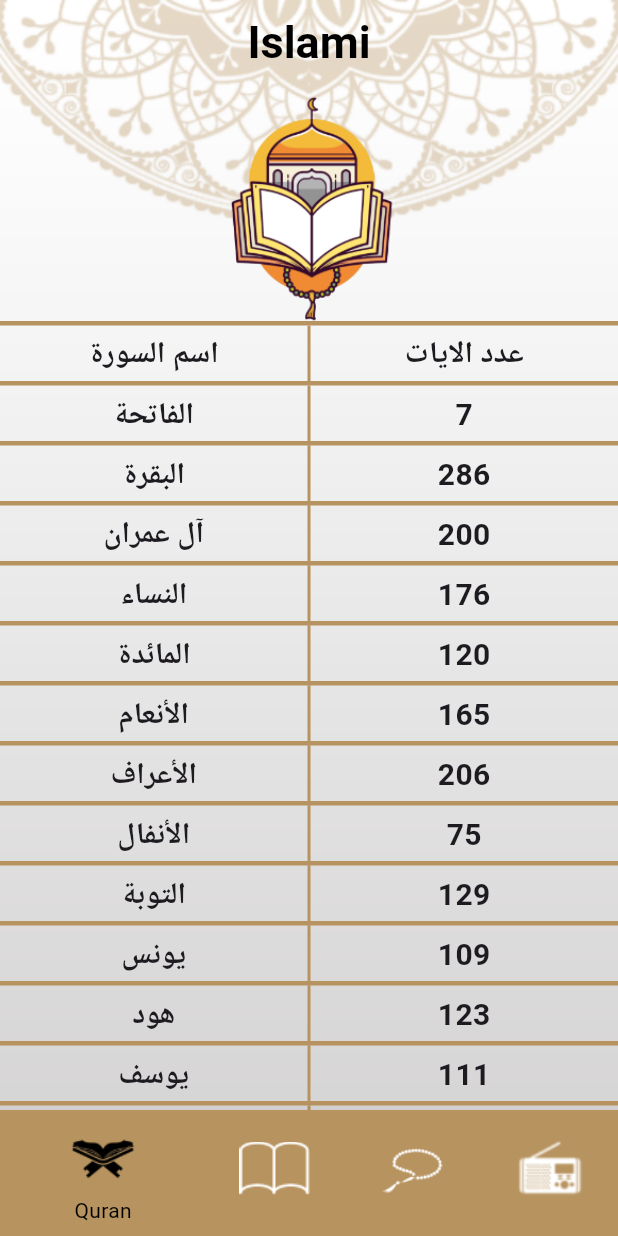
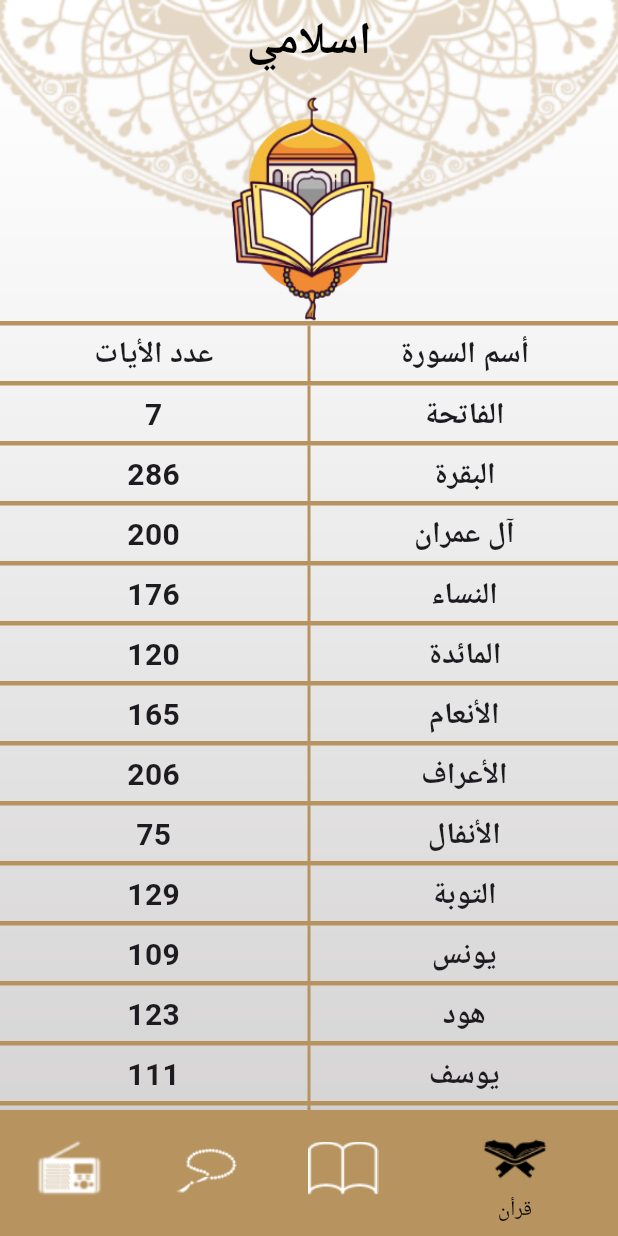
Before and after one commit to KareemEzzaldin/islami-flutter-app, a Flutter app: the screen it shows after launch, on a phone screen of 412 x 824 dp. Run offline on Flutter 3.47's test engine with Material 3 defaults, Android fonts, the phone set to English and light mode, and no system bars.

Commit message:
+ Added Localization to Islami project

````diff
--- /dev/null
+++ b/l10n.yaml
@@ -0,0 +1,3 @@
+arb-dir: lib/l10n
+template-arb-file: app_en.arb
+output-localization-file: app_localizations.dart
--- a/lib/home/home_screen.dart
+++ b/lib/home/home_screen.dart
@@ -3,6 +3,7 @@ import 'package:islami_ap/home/tabs/AhadtehTab.dart';
 import 'package:islami_ap/home/tabs/QuranTab.dart';
 import 'package:islami_ap/home/tabs/RadioTab.dart';
 import 'package:islami_ap/home/tabs/SebhaTab.dart';
+import 'package:islami_ap/l10n/app_localizations.dart';
 
 class HomeScreen extends StatefulWidget {
   static const String routeName = 'Home';
@@ -31,7 +32,7 @@ class _HomeScreenState extends State<HomeScreen> {
       ),
       child: Scaffold(
         appBar: AppBar(
-          title: Text("Islami"),
+          title: Text(AppLocalizations.of(context)!.app_title, style: TextStyle(fontWeight: FontWeight.w600),)  ,
         ),
         bottomNavigationBar: BottomNavigationBar(
           type: BottomNavigationBarType.shifting,
@@ -45,25 +46,25 @@ class _HomeScreenState extends State<HomeScreen> {
               BottomNavigationBarItem(
                 backgroundColor: Theme.of(context).colorScheme.primary,
                 icon: ImageIcon(AssetImage('assets/images/moshaf.png')),
-                label: "Quran",
+                label: AppLocalizations.of(context)!.quran,
 
               ),
               BottomNavigationBarItem(
                 backgroundColor: Theme.of(context).colorScheme.primary,
                 icon: ImageIcon(AssetImage('assets/images/ahadeth.png')),
-                label: "Ahadeth",
+                label: AppLocalizations.of(context)!.ahadeth,
 
               ),
               BottomNavigationBarItem(
                 backgroundColor: Theme.of(context).colorScheme.primary,
                 icon: ImageIcon(AssetImage('assets/images/sebha.png')),
-                label: "Sebha",
+                label: AppLocalizations.of(context)!.sebha,
 
               ),
               BottomNavigationBarItem(
                 backgroundColor: Theme.of(context).colorScheme.primary,
                 icon: ImageIcon(AssetImage('assets/images/radio.png')),
-                label: "Radio",
+                label: AppLocalizations.of(context)?.radio,
 
               ),
             ]
--- a/lib/home/tabs/AhadtehTab.dart
+++ b/lib/home/tabs/AhadtehTab.dart
@@ -1,6 +1,7 @@
 import 'package:flutter/material.dart';
 import 'package:flutter/services.dart';
 import 'package:islami_ap/home/Hadith.dart';
+import 'package:islami_ap/l10n/app_localizations.dart';
 
 class Ahadtehtab extends StatefulWidget {
 
@@ -22,7 +23,7 @@ class _AhadtehtabState extends State<Ahadtehtab> {
       children: [
         Expanded(child: Image.asset("assets/images/hadith_header.png")),
         Divider(),
-        Text("Ahadeth",
+        Text(AppLocalizations.of(context)!.ahadeth,
         style: TextStyle(
           fontSize: 25,
           fontWeight: FontWeight.w600,
--- a/lib/home/tabs/QuranTab.dart
+++ b/lib/home/tabs/QuranTab.dart
@@ -1,5 +1,6 @@
 import 'package:flutter/material.dart';
 import 'package:islami_ap/home/SuraNames.dart';
+import 'package:islami_ap/l10n/app_localizations.dart';
 
 class QuranTab extends StatelessWidget {
   List<String> suraNames =  [
@@ -144,7 +145,7 @@ class QuranTab extends StatelessWidget {
           children: [
             Expanded(
                 child: Text(
-                  "اسم السورة",
+                  AppLocalizations.of(context)!.sura_name,
                   style: TextStyle(fontSize: 20, fontWeight: FontWeight.bold),
                   textAlign: TextAlign.center,)
             ),
@@ -157,7 +158,7 @@ class QuranTab extends StatelessWidget {
             ),
             Expanded(
                 child: Text(
-                  "عدد الايات",
+                  AppLocalizations.of(context)!.verses_number,
                   style: TextStyle(fontSize: 20, fontWeight: FontWeight.bold),
                   textAlign: TextAlign.center,
                 )
--- /dev/null
+++ b/lib/l10n/app_ar.arb
@@ -0,0 +1,9 @@
+{
+  "app_title": "اسلامي",
+  "verses_number": "عدد الأيات",
+  "sura_name": "أسم السورة",
+  "quran" : "قرأن",
+  "ahadeth": "احاديث",
+  "sebha": "سبحة",
+  "radio": "اذاعة"
+}
--- /dev/null
+++ b/lib/l10n/app_localizations.dart
@@ -0,0 +1,176 @@
+import 'dart:async';
+
+import 'package:flutter/foundation.dart';
+import 'package:flutter/widgets.dart';
+import 'package:flutter_localizations/flutter_localizations.dart';
+import 'package:intl/intl.dart' as intl;
+
+import 'app_localizations_ar.dart';
+import 'app_localizations_en.dart';
+
+// ignore_for_file: type=lint
+
+/// Callers can lookup localized strings with an instance of AppLocalizations
+/// returned by `AppLocalizations.of(context)`.
+///
+/// Applications need to include `AppLocalizations.delegate()` in their app's
+/// `localizationDelegates` list, and the locales they support in the app's
+/// `supportedLocales` list. For example:
+///
+/// ```dart
+/// import 'l10n/app_localizations.dart';
+///
+/// return MaterialApp(
+///   localizationsDelegates: AppLocalizations.localizationsDelegates,
+///   supportedLocales: AppLocalizations.supportedLocales,
+///   home: MyApplicationHome(),
+/// );
+/// ```
+///
+/// ## Update pubspec.yaml
+///
+/// Please make sure to update your pubspec.yaml to include the following
+/// packages:
+///
+/// ```yaml
+/// dependencies:
+///   # Internationalization support.
+///   flutter_localizations:
+///     sdk: flutter
+///   intl: any # Use the pinned version from flutter_localizations
+///
+///   # Rest of dependencies
+/// ```
+///
+/// ## iOS Applications
+///
+/// iOS applications define key application metadata, including supported
+/// locales, in an Info.plist file that is built into the application bundle.
+/// To configure the locales supported by your app, you’ll need to edit this
+/// file.
+///
+/// First, open your project’s ios/Runner.xcworkspace Xcode workspace file.
+/// Then, in the Project Navigator, open the Info.plist file under the Runner
+/// project’s Runner folder.
+///
+/// Next, select the Information Property List item, select Add Item from the
+/// Editor menu, then select Localizations from the pop-up menu.
+///
+/// Select and expand the newly-created Localizations item then, for each
+/// locale your application supports, add a new item and select the locale
+/// you wish to add from the pop-up menu in the Value field. This list should
+/// be consistent with the languages listed in the AppLocalizations.supportedLocales
+/// property.
+abstract class AppLocalizations {
+  AppLocalizations(String locale)
+    : localeName = intl.Intl.canonicalizedLocale(locale.toString());
+
+  final String localeName;
+
+  static AppLocalizations? of(BuildContext context) {
+    return Localizations.of<AppLocalizations>(context, AppLocalizations);
+  }
+
+  static const LocalizationsDelegate<AppLocalizations> delegate =
+      _AppLocalizationsDelegate();
+
+  /// A list of this localizations delegate along with the default localizations
+  /// delegates.
+  ///
+  /// Returns a list of localizations delegates containing this delegate along with
+  /// GlobalMaterialLocalizations.delegate, GlobalCupertinoLocalizations.delegate,
+  /// and GlobalWidgetsLocalizations.delegate.
+  ///
+  /// Additional delegates can be added by appending to this list in
+  /// MaterialApp. This list does not have to be used at all if a custom list
+  /// of delegates is preferred or required.
+  static const List<LocalizationsDelegate<dynamic>> localizationsDelegates =
+      <LocalizationsDelegate<dynamic>>[
+        delegate,
+        GlobalMaterialLocalizations.delegate,
+        GlobalCupertinoLocalizations.delegate,
+        GlobalWidgetsLocalizations.delegate,
+      ];
+
+  /// A list of this localizations delegate's supported locales.
+  static const List<Locale> supportedLocales = <Locale>[
+    Locale('ar'),
+    Locale('en'),
+  ];
+
+  /// No description provided for @app_title.
+  ///
+  /// In en, this message translates to:
+  /// **'Islami'**
+  String get app_title;
+
+  /// No description provided for @verses_number.
+  ///
+  /// In en, this message translates to:
+  /// **'Verses Number'**
+  String get verses_number;
+
+  /// No description provided for @sura_name.
+  ///
+  /// In en, this message translates to:
+  /// **'Sura name'**
+  String get sura_name;
+
+  /// No description provided for @quran.
+  ///
+  /// In en, this message translates to:
+  /// **'Quran'**
+  String get quran;
+
+  /// No description provided for @ahadeth.
+  ///
+  /// In en, this message translates to:
+  /// **'Ahadeth'**
+  String get ahadeth;
+
+  /// No description provided for @sebha.
+  ///
+  /// In en, this message translates to:
+  /// **'Sebha'**
+  String get sebha;
+
+  /// No description provided for @radio.
+  ///
+  /// In en, this message translates to:
+  /// **'Radio'**
+  String get radio;
+}
+
+class _AppLocalizationsDelegate
+    extends LocalizationsDelegate<AppLocalizations> {
+  const _AppLocalizationsDelegate();
+
+  @override
+  Future<AppLocalizations> load(Locale locale) {
+    return SynchronousFuture<AppLocalizations>(lookupAppLocalizations(locale));
+  }
+
+  @override
+  bool isSupported(Locale locale) =>
+      <String>['ar', 'en'].contains(locale.languageCode);
+
+  @override
+  bool shouldReload(_AppLocalizationsDelegate old) => false;
+}
+
+AppLocalizations lookupAppLocalizations(Locale locale) {
+  // Lookup logic when only language code is specified.
+  switch (locale.languageCode) {
+    case 'ar':
+      return AppLocalizationsAr();
+    case 'en':
+      return AppLocalizationsEn();
+  }
+
+  throw FlutterError(
+    'AppLocalizations.delegate failed to load unsupported locale "$locale". This is likely '
+    'an issue with the localizations generation tool. Please file an issue '
+    'on GitHub with a reproducible sample app and the gen-l10n configuration '
+    'that was used.',
+  );
+}
--- /dev/null
+++ b/lib/l10n/app_localizations_ar.dart
@@ -0,0 +1,31 @@
+// ignore: unused_import
+import 'package:intl/intl.dart' as intl;
+import 'app_localizations.dart';
+
+// ignore_for_file: type=lint
+
+/// The translations for Arabic (`ar`).
+class AppLocalizationsAr extends AppLocalizations {
+  AppLocalizationsAr([String locale = 'ar']) : super(locale);
+
+  @override
+  String get app_title => 'اسلامي';
+
+  @override
+  String get verses_number => 'عدد الأيات';
+
+  @override
+  String get sura_name => 'أسم السورة';
+
+  @override
+  String get quran => 'قرأن';
+
+  @override
+  String get ahadeth => 'احاديث';
+
+  @override
+  String get sebha => 'سبحة';
+
+  @override
+  String get radio => 'اذاعة';
+}
--- a/lib/main.dart
+++ b/lib/main.dart
@@ -1,6 +1,9 @@
 import 'package:flutter/material.dart';
 import 'package:islami_ap/home/home_screen.dart';
 import 'package:islami_ap/quran_details/QuranDetailsScreen.dart';
+import 'package:flutter_localizations/flutter_localizations.dart';
+
+import 'l10n/app_localizations.dart';
 
 void main() {
   runApp(const MyApp());
@@ -14,6 +17,17 @@ class MyApp extends StatelessWidget {
   @override
   Widget build(BuildContext context) {
     return MaterialApp(
+      localizationsDelegates: [
+        AppLocalizations.delegate,
+        GlobalMaterialLocalizations.delegate,
+        GlobalWidgetsLocalizations.delegate,
+        GlobalCupertinoLocalizations.delegate,
+      ],
+      supportedLocales: [
+        Locale('en'), // English
+        Locale('ar'), // Spanish
+      ],
+      locale: Locale('ar'),
       title: 'Flutter Demo',
       theme: ThemeData(
         cardTheme: CardThemeData(
--- a/pubspec.yaml
+++ b/pubspec.yaml
@@ -34,6 +34,9 @@ dependencies:
   # The following adds the Cupertino Icons font to your application.
   # Use with the CupertinoIcons class for iOS style icons.
   cupertino_icons: ^1.0.8
+  flutter_localizations:
+    sdk: flutter
+  intl: any
 
 dev_dependencies:
   flutter_test:
@@ -51,6 +54,8 @@ dev_dependencies:
 
 # The following section is specific to Flutter packages.
 flutter:
+  generate: true # Add this line
+
 
   # The following line ensures that the Material Icons font is
   # included with your application, so that you can use the icons in
````
Also changed, not shown: lib/l10n/app_en.arb (added, +9 -0 lines), lib/l10n/app_localizations_en.dart (added, +31 -0 lines), pubspec.lock.
